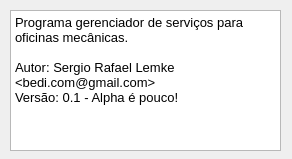
Before: the Qt Designer form About.ui in bedi1982/Oficina, drawn with Qt 5.
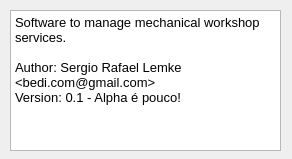
After: the same form once the commit is applied.

Patch:
```diff
--- a/About.ui
+++ b/About.ui
@@ -25,7 +25,7 @@
   <property name="windowTitle">
    <string>Sobre Oficina v0.1</string>
   </property>
-  <widget class="QTextBrowser" name="textBrowser">
+  <widget class="QWidget" name="verticalLayoutWidget">
    <property name="geometry">
     <rect>
      <x>10</x>
@@ -34,17 +34,23 @@
      <height>141</height>
     </rect>
    </property>
+   <layout class="QVBoxLayout" name="verticalLayout">
+    <item>
+     <widget class="QTextBrowser" name="textBrowser">
    <property name="html">
     <string>&lt;!DOCTYPE HTML PUBLIC &quot;-//W3C//DTD HTML 4.0//EN&quot; &quot;http://www.w3.org/TR/REC-html40/strict.dtd&quot;&gt;
 &lt;html&gt;&lt;head&gt;&lt;meta name=&quot;qrichtext&quot; content=&quot;1&quot; /&gt;&lt;style type=&quot;text/css&quot;&gt;
 p, li { white-space: pre-wrap; }
 &lt;/style&gt;&lt;/head&gt;&lt;body style=&quot; font-family:'Noto Sans'; font-size:10pt; font-weight:400; font-style:normal;&quot;&gt;
-&lt;p style=&quot; margin-top:0px; margin-bottom:0px; margin-left:0px; margin-right:0px; -qt-block-indent:0; text-indent:0px;&quot;&gt;Programa gerenciador de serviços para oficinas mecânicas.&lt;/p&gt;
+&lt;p style=&quot; margin-top:0px; margin-bottom:0px; margin-left:0px; margin-right:0px; -qt-block-indent:0; text-indent:0px;&quot;&gt;Software to manage mechanical workshop services.&lt;/p&gt;
 &lt;p style=&quot;-qt-paragraph-type:empty; margin-top:0px; margin-bottom:0px; margin-left:0px; margin-right:0px; -qt-block-indent:0; text-indent:0px;&quot;&gt;&lt;br /&gt;&lt;/p&gt;
-&lt;p style=&quot; margin-top:0px; margin-bottom:0px; margin-left:0px; margin-right:0px; -qt-block-indent:0; text-indent:0px;&quot;&gt;Autor: Sergio Rafael Lemke &amp;lt;bedi.com@gmail.com&amp;gt;&lt;/p&gt;
-&lt;p style=&quot; margin-top:0px; margin-bottom:0px; margin-left:0px; margin-right:0px; -qt-block-indent:0; text-indent:0px;&quot;&gt;Versão: 0.1 - Alpha é pouco!&lt;/p&gt;
+&lt;p style=&quot; margin-top:0px; margin-bottom:0px; margin-left:0px; margin-right:0px; -qt-block-indent:0; text-indent:0px;&quot;&gt;Author: Sergio Rafael Lemke &amp;lt;bedi.com@gmail.com&amp;gt;&lt;/p&gt;
+&lt;p style=&quot; margin-top:0px; margin-bottom:0px; margin-left:0px; margin-right:0px; -qt-block-indent:0; text-indent:0px;&quot;&gt;Version: 0.1 - Alpha é pouco!&lt;/p&gt;
 &lt;p style=&quot;-qt-paragraph-type:empty; margin-top:0px; margin-bottom:0px; margin-left:0px; margin-right:0px; -qt-block-indent:0; text-indent:0px;&quot;&gt;&lt;br /&gt;&lt;/p&gt;&lt;/body&gt;&lt;/html&gt;</string>
    </property>
+     </widget>
+    </item>
+   </layout>
   </widget>
  </widget>
  <resources/>
```
Lines whose indentation alone changed are shown as unchanged.
